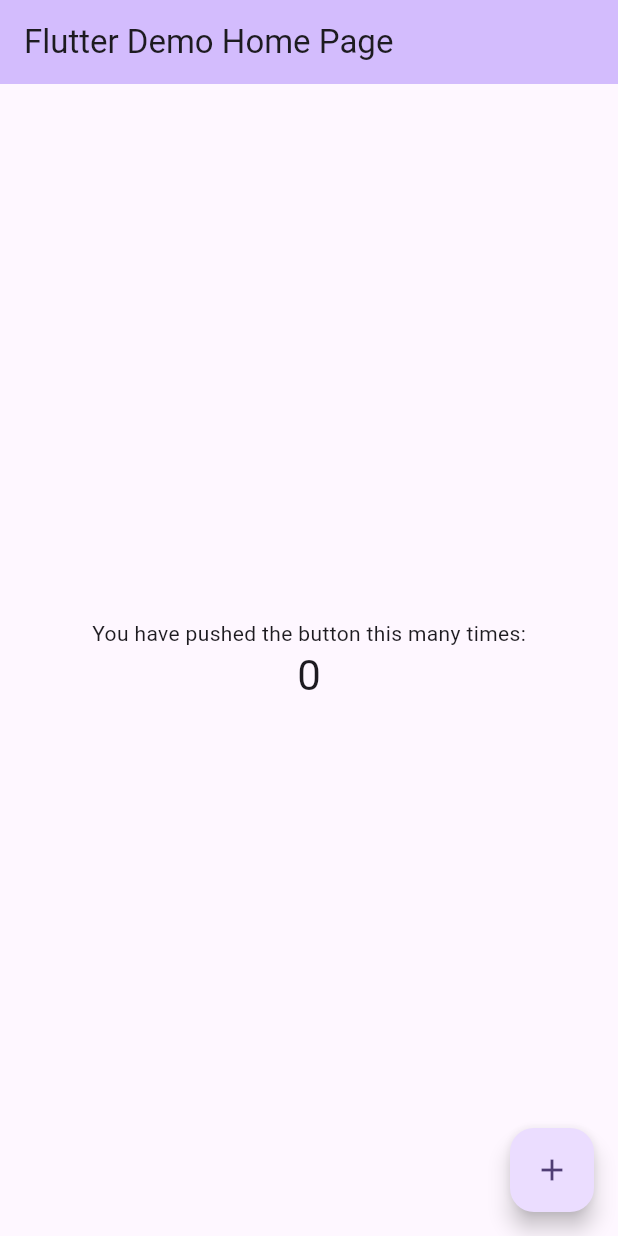
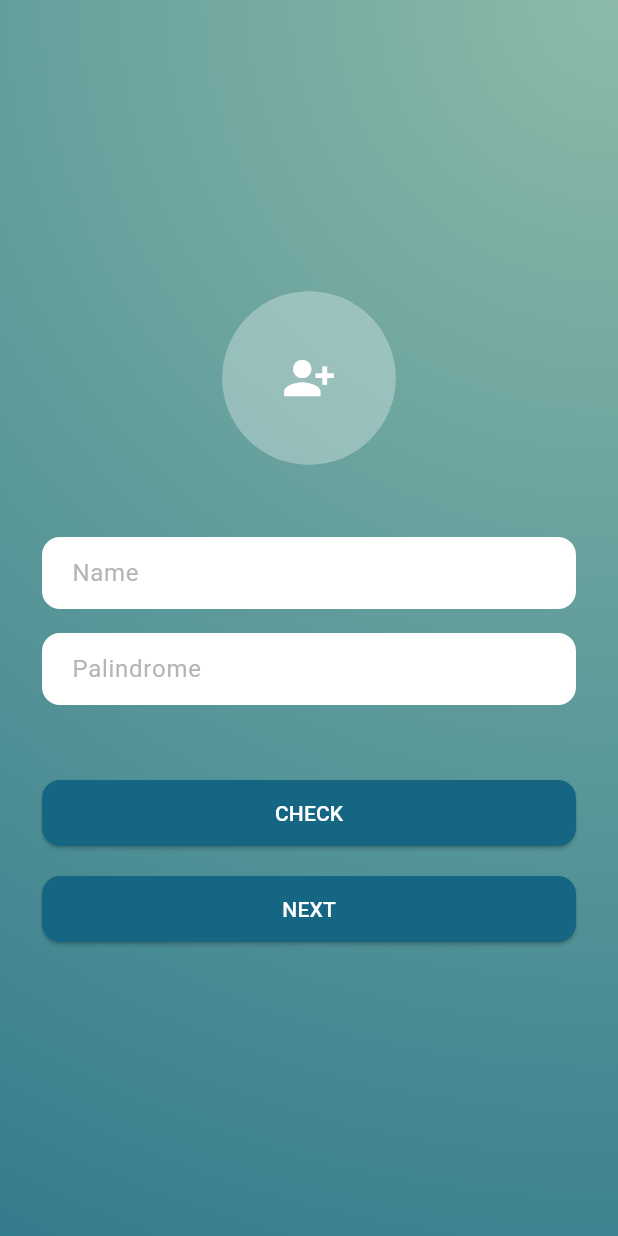
Before and after one commit to fzl-22/suitmedia-application-test, a Flutter app: the screen it shows after launch, on a phone screen of 412 x 824 dp. Run offline on Flutter 3.47's test engine with Material 3 defaults, Android fonts, the phone set to English and light mode, and no system bars.

Commit message:
feat(first_screen): created first screen and palindrome utility

```diff
--- /dev/null
+++ b/lib/core/utils/palindrome.dart
@@ -0,0 +1,12 @@
+class Palindrome {
+  static bool isPalindrome(String text) {
+    int length = text.length;
+    for (int i = 0; i < length; i++) {
+      if (text[i] != text[length - i - 1]) {
+        return false;
+      }
+    }
+
+    return true;
+  }
+}
--- /dev/null
+++ b/lib/core/validator/validator.dart
@@ -0,0 +1,17 @@
+class Validator {
+  static String? palindromeValidator(String? palindrome) {
+    if (palindrome == null || palindrome.isEmpty) {
+      return "Palindrome can't be empty";
+    }
+
+    return null;
+  }
+
+  static String? nameValidator(String? name) {
+    if (name == null || name.isEmpty) {
+      return "Name can't be empty";
+    }
+
+    return null;
+  }
+}
--- /dev/null
+++ b/lib/features/common/widgets/action_button.dart
@@ -0,0 +1,31 @@
+import 'package:flutter/material.dart';
+
+class ActionButton extends StatelessWidget {
+  const ActionButton({
+    super.key,
+    required this.onPressed,
+    required this.text,
+  });
+
+  final VoidCallback onPressed;
+  final String text;
+
+  @override
+  Widget build(BuildContext context) {
+    return ElevatedButton(
+      style: ElevatedButton.styleFrom(
+        backgroundColor: Theme.of(context).colorScheme.primary,
+        foregroundColor: Theme.of(context).colorScheme.onPrimary,
+        padding: const EdgeInsets.symmetric(
+          horizontal: 16,
+          vertical: 12,
+        ),
+        shape: RoundedRectangleBorder(
+          borderRadius: BorderRadius.circular(12),
+        ),
+      ),
+      onPressed: onPressed,
+      child: Text(text),
+    );
+  }
+}
--- /dev/null
+++ b/lib/features/first_screen/first_screen.dart
@@ -0,0 +1,110 @@
+import 'package:flutter/material.dart';
+import 'package:suitmedia_application_test/core/utils/palindrome.dart';
+import 'package:suitmedia_application_test/core/validator/validator.dart';
+import 'package:suitmedia_application_test/features/common/widgets/action_button.dart';
+import 'package:suitmedia_application_test/features/first_screen/widgets/container/profile_container.dart';
+import 'package:suitmedia_application_test/features/first_screen/widgets/dialog/palindrome_dialog.dart';
+import 'package:suitmedia_application_test/features/first_screen/widgets/field/text_input_field.dart';
+import 'package:suitmedia_application_test/features/second_screen/second_screen.dart';
+
+class FirstScreen extends StatefulWidget {
+  const FirstScreen({super.key});
+
+  @override
+  State<FirstScreen> createState() => _FirstScreenState();
+}
+
+class _FirstScreenState extends State<FirstScreen> {
+  final TextEditingController _nameController = TextEditingController();
+  final TextEditingController _palindromeController = TextEditingController();
+  final GlobalKey<FormFieldState> _nameFieldKey = GlobalKey<FormFieldState>();
+  final GlobalKey<FormFieldState> _palindromeFieldKey =
+      GlobalKey<FormFieldState>();
+
+  void submitName() {
+    _nameFieldKey.currentState!.save();
+
+    if (!_nameFieldKey.currentState!.validate()) {
+      return;
+    }
+
+    Navigator.of(context).push(
+      MaterialPageRoute(
+        builder: (context) => const SecondScreen(),
+      ),
+    );
+  }
+
+  void submitPalindrome() {
+    _palindromeFieldKey.currentState!.save();
+
+    if (!_palindromeFieldKey.currentState!.validate()) {
+      return;
+    }
+
+    showDialog(
+      context: context,
+      builder: (BuildContext context) {
+        return PalindromeDialog(
+          text: Palindrome.isPalindrome(_palindromeController.text)
+              ? "isPalindrome"
+              : "not Palindrome",
+        );
+      },
+    );
+  }
+
+  @override
+  Widget build(BuildContext context) {
+    return Scaffold(
+        body: Container(
+      decoration: BoxDecoration(
+        gradient: RadialGradient(
+          colors: <Color>[
+            const Color(0xFF8CBBA9),
+            Theme.of(context).colorScheme.primary,
+            Colors.white.withOpacity(0),
+          ],
+          center: Alignment.topRight,
+          radius: 6,
+        ),
+      ),
+      child: SafeArea(
+        child: Padding(
+          padding: const EdgeInsets.symmetric(horizontal: 28),
+          child: Column(
+            mainAxisAlignment: MainAxisAlignment.center,
+            crossAxisAlignment: CrossAxisAlignment.stretch,
+            children: <Widget>[
+              const ProfileContainer(),
+              const SizedBox(height: 48),
+              TextInputField(
+                formKey: _nameFieldKey,
+                controller: _nameController,
+                hintText: "Name",
+                validator: Validator.nameValidator,
+              ),
+              const SizedBox(height: 16),
+              TextInputField(
+                formKey: _palindromeFieldKey,
+                controller: _palindromeController,
+                hintText: "Palindrome",
+                validator: Validator.palindromeValidator,
+              ),
+              const SizedBox(height: 48),
+              ActionButton(
+                onPressed: submitPalindrome,
+                text: "CHECK",
+              ),
+              const SizedBox(height: 16),
+              ActionButton(
+                onPressed: submitName,
+                text: "NEXT",
+              ),
+            ],
+          ),
+        ),
+      ),
+    ));
+  }
+}
--- /dev/null
+++ b/lib/features/first_screen/widgets/container/profile_container.dart
@@ -0,0 +1,37 @@
+import 'dart:ui';
+import 'package:flutter/material.dart';
+
+class ProfileContainer extends StatelessWidget {
+  const ProfileContainer({super.key});
+
+  @override
+  Widget build(BuildContext context) {
+    return Center(
+      child: ClipOval(
+        child: BackdropFilter(
+          filter: ImageFilter.blur(
+            sigmaX: 30,
+            sigmaY: 30,
+          ),
+          child: Container(
+            width: 116,
+            height: 116,
+            decoration: BoxDecoration(
+              color: Colors.white.withOpacity(0.3),
+              shape: BoxShape.circle,
+            ),
+            child: CircleAvatar(
+              radius: 58,
+              backgroundColor: Colors.transparent,
+              foregroundColor: Theme.of(context).colorScheme.onPrimary,
+              child: const Icon(
+                Icons.person_add_alt_1,
+                size: 36,
+              ),
+            ),
+          ),
+        ),
+      ),
+    );
+  }
+}
--- /dev/null
+++ b/lib/features/first_screen/widgets/dialog/palindrome_dialog.dart
@@ -0,0 +1,25 @@
+import 'package:flutter/material.dart';
+
+class PalindromeDialog extends StatelessWidget {
+  const PalindromeDialog({
+    super.key,
+    required this.text,
+  });
+
+  final String text;
+
+  @override
+  Widget build(BuildContext context) {
+    return AlertDialog(
+      title: Text(text),
+      actions: [
+        TextButton(
+          onPressed: () {
+            Navigator.of(context).pop();
+          },
+          child: const Text("CLOSE"),
+        ),
+      ],
+    );
+  }
+}
--- /dev/null
+++ b/lib/features/first_screen/widgets/field/text_input_field.dart
@@ -0,0 +1,55 @@
+import 'package:flutter/material.dart';
+
+class TextInputField extends StatelessWidget {
+  const TextInputField({
+    super.key,
+    required this.formKey,
+    required this.controller,
+    required this.hintText,
+    required this.validator,
+  });
+
+  final GlobalKey<FormFieldState> formKey ;
+  final TextEditingController controller;
+  final String hintText;
+  final String? Function(String?)? validator;
+
+  @override
+  Widget build(BuildContext context) {
+    return TextFormField(
+      key: formKey,
+      controller: controller,
+      decoration: InputDecoration(
+        filled: true,
+        fillColor: Theme.of(context).colorScheme.onPrimary,
+        contentPadding: const EdgeInsets.symmetric(
+          horizontal: 16,
+          vertical: 12,
+        ),
+        enabledBorder: OutlineInputBorder(
+          borderRadius: BorderRadius.circular(12),
+          borderSide: BorderSide.none,
+        ),
+        focusedBorder: OutlineInputBorder(
+          borderRadius: BorderRadius.circular(12),
+          borderSide: BorderSide.none,
+        ),
+        focusedErrorBorder: OutlineInputBorder(
+          borderRadius: BorderRadius.circular(12),
+          borderSide: BorderSide(
+            color: Theme.of(context).colorScheme.error,
+          ),
+        ),
+        errorBorder: OutlineInputBorder(
+          borderRadius: BorderRadius.circular(12),
+          borderSide: BorderSide.none,
+        ),
+        hintText: hintText,
+        hintStyle: const TextStyle(
+          color: Color.fromARGB(255, 181, 181, 181),
+        ),
+      ),
+      validator: validator,
+    );
+  }
+}
--- /dev/null
+++ b/lib/features/second_screen/second_screen.dart
@@ -0,0 +1,14 @@
+import 'package:flutter/material.dart';
+
+class SecondScreen extends StatelessWidget {
+  const SecondScreen({super.key});
+
+  @override
+  Widget build(BuildContext context) {
+    return const Scaffold(
+      body: Center(
+        child: Text("This is second screen"),
+      ),
+    );
+  }
+}
--- a/lib/main.dart
+++ b/lib/main.dart
@@ -1,125 +1,6 @@
 import 'package:flutter/material.dart';
+import 'package:suitmedia_application_test/src/app.dart';
 
 void main() {
-  runApp(const MyApp());
+  runApp(const App());
 }
-
-class MyApp extends StatelessWidget {
-  const MyApp({super.key});
-
-  // This widget is the root of your application.
-  @override
-  Widget build(BuildContext context) {
-    return MaterialApp(
-      title: 'Flutter Demo',
-      theme: ThemeData(
-        // This is the theme of your application.
-        //
-        // TRY THIS: Try running your application with "flutter run". You'll see
-        // the application has a purple toolbar. Then, without quitting the app,
-        // try changing the seedColor in the colorScheme below to Colors.green
-        // and then invoke "hot reload" (save your changes or press the "hot
-        // reload" button in a Flutter-supported IDE, or press "r" if you used
-        // the command line to start the app).
-        //
-        // Notice that the counter didn't reset back to zero; the application
-        // state is not lost during the reload. To reset the state, use hot
-        // restart instead.
-        //
-        // This works for code too, not just values: Most code changes can be
-        // tested with just a hot reload.
-        colorScheme: ColorScheme.fromSeed(seedColor: Colors.deepPurple),
-        useMaterial3: true,
-      ),
-      home: const MyHomePage(title: 'Flutter Demo Home Page'),
-    );
-  }
-}
-
-class MyHomePage extends StatefulWidget {
-  const MyHomePage({super.key, required this.title});
-
-  // This widget is the home page of your application. It is stateful, meaning
-  // that it has a State object (defined below) that contains fields that affect
-  // how it looks.
-
-  // This class is the configuration for the state. It holds the values (in this
-  // case the title) provided by the parent (in this case the App widget) and
-  // used by the build method of the State. Fields in a Widget subclass are
-  // always marked "final".
-
-  final String title;
-
-  @override
-  State<MyHomePage> createState() => _MyHomePageState();
-}
-
-class _MyHomePageState extends State<MyHomePage> {
-  int _counter = 0;
-
-  void _incrementCounter() {
-    setState(() {
-      // This call to setState tells the Flutter framework that something has
-      // changed in this State, which causes it to rerun the build method below
-      // so that the display can reflect the updated values. If we changed
-      // _counter without calling setState(), then the build method would not be
-      // called again, and so nothing would appear to happen.
-      _counter++;
-    });
-  }
-
-  @override
-  Widget build(BuildContext context) {
-    // This method is rerun every time setState is called, for instance as done
-    // by the _incrementCounter method above.
-    //
-    // The Flutter framework has been optimized to make rerunning build methods
-    // fast, so that you can just rebuild anything that needs updating rather
-    // than having to individually change instances of widgets.
-    return Scaffold(
-      appBar: AppBar(
-        // TRY THIS: Try changing the color here to a specific color (to
-        // Colors.amber, perhaps?) and trigger a hot reload to see the AppBar
-        // change color while the other colors stay the same.
-        backgroundColor: Theme.of(context).colorScheme.inversePrimary,
-        // Here we take the value from the MyHomePage object that was created by
-        // the App.build method, and use it to set our appbar title.
-        title: Text(widget.title),
-      ),
-      body: Center(
-        // Center is a layout widget. It takes a single child and positions it
-        // in the middle of the parent.
-        child: Column(
-          // Column is also a layout widget. It takes a list of children and
-          // arranges them vertically. By default, it sizes itself to fit its
-          // children horizontally, and tries to be as tall as its parent.
-          //
-          // Column has various properties to control how it sizes itself and
-          // how it positions its children. Here we use mainAxisAlignment to
-          // center the children vertically; the main axis here is the vertical
-          // axis because Columns are vertical (the cross axis would be
-          // horizontal).
-          //
-          // TRY THIS: Invoke "debug painting" (choose the "Toggle Debug Paint"
-          // action in the IDE, or press "p" in the console), to see the
-          // wireframe for each widget.
-          mainAxisAlignment: MainAxisAlignment.center,
-          children: <Widget>[
-            const Text(
-              'You have pushed the button this many times:',
-            ),
-            Text(
-              '$_counter',
-              style: Theme.of(context).textTheme.headlineMedium,
-            ),
-          ],
-        ),
-      ),
-      floatingActionButton: FloatingActionButton(
-        onPressed: _incrementCounter,
-        tooltip: 'Increment',
-        child: const Icon(Icons.add),
-      ), // This trailing comma makes auto-formatting nicer for build methods.
-    );
-  }
-}
--- /dev/null
+++ b/lib/src/app.dart
@@ -0,0 +1,21 @@
+import 'package:flutter/material.dart';
+import 'package:suitmedia_application_test/features/first_screen/first_screen.dart';
+
+class App extends StatelessWidget {
+  const App({super.key});
+
+  // This widget is the root of your application.
+  @override
+  Widget build(BuildContext context) {
+    return MaterialApp(
+      title: 'Flutter Demo',
+      theme: ThemeData(
+        colorScheme: ColorScheme.fromSeed(
+          seedColor: const Color(0xFF2B637B),
+        ),
+        useMaterial3: true,
+      ),
+      home: const FirstScreen(),
+    );
+  }
+}
```
Also changed, not shown: 1 other file.
